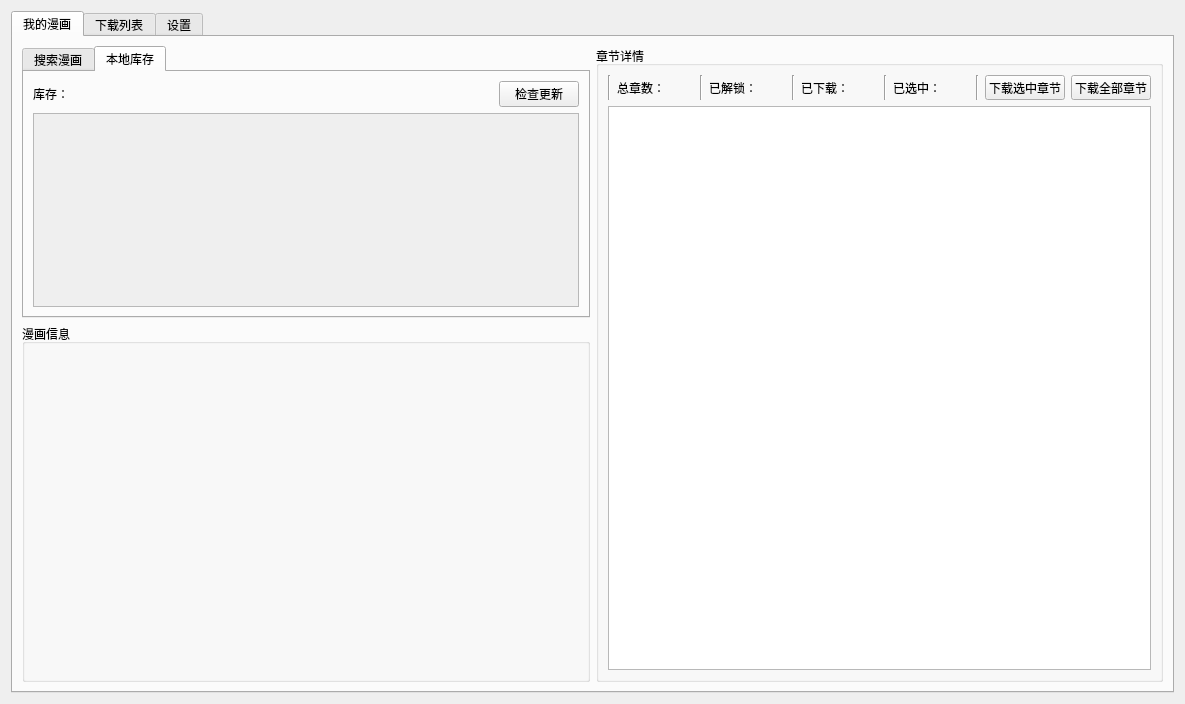
Before: the Qt Designer form src/ui/mainWidget.ui in Zeal-L/BiliBili-Manga-Downloader, drawn with Qt 5.
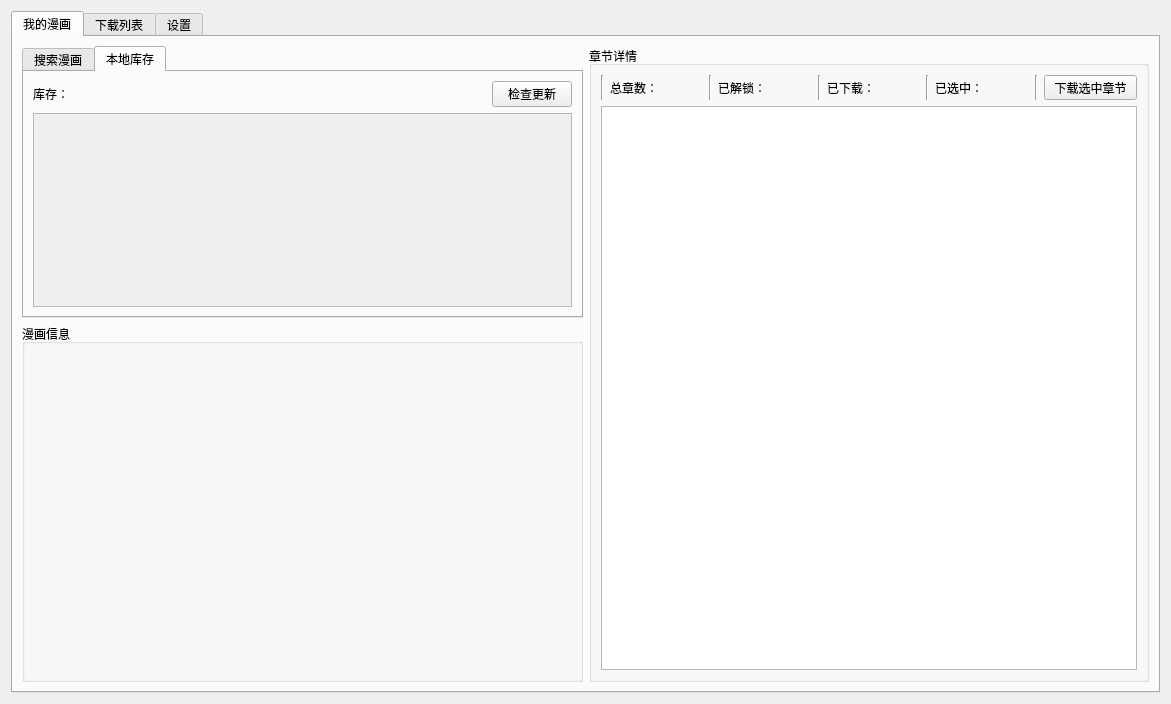
After: the same form once the commit is applied. The open tabs and pages were chosen to show the change. Icons and pictures are not drawn.

Commit message: :sparkles::bug: 添加显示下载速度功能

What changed in the file:
```diff
--- a/src/ui/mainWidget.ui
+++ b/src/ui/mainWidget.ui
@@ -6,7 +6,7 @@
    <rect>
     <x>0</x>
     <y>0</y>
-    <width>1185</width>
+    <width>1171</width>
     <height>704</height>
    </rect>
   </property>
@@ -145,7 +145,7 @@
                  <rect>
                   <x>0</x>
                   <y>0</y>
-                  <width>541</width>
+                  <width>534</width>
                   <height>191</height>
                  </rect>
                 </property>
@@ -335,19 +335,6 @@
               </property>
              </widget>
             </item>
-            <item>
-             <widget class="QPushButton" name="pushButton_chp_detail_download_all">
-              <property name="maximumSize">
-               <size>
-                <width>200</width>
-                <height>25</height>
-               </size>
-              </property>
-              <property name="text">
-               <string>下载全部章节</string>
-              </property>
-             </widget>
-            </item>
            </layout>
           </item>
           <item>
```
Left out of the diff: 17 changed lines with no effect on the pictures. The commit also changes 11 other files.
